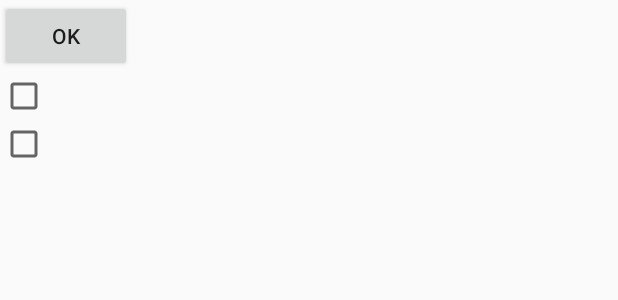
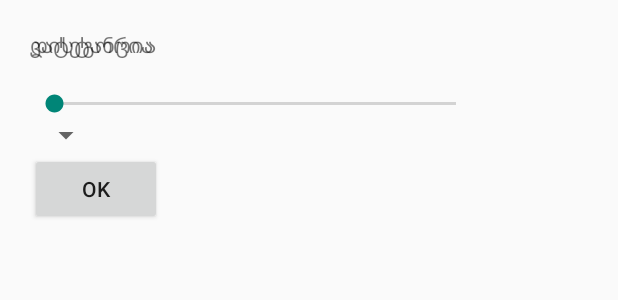
Before and after one commit to irakligeo/DAGS, an Android app: the layout filter_dialog_fragment.xml on its own in the app's theme, with its tools: preview values and no code run, on a phone screen of 412 x 824 dp. Shown: the top 300 px of the screen. Run offline under Robolectric (Android 15) with nearby library versions, the phone set to English and light mode, and no system bars; network calls fail.

```diff
--- a/app/src/main/java/geolab/dags/fragment/MapFragment.java
+++ b/app/src/main/java/geolab/dags/fragment/MapFragment.java
@@ -162,7 +162,7 @@ public class MapFragment extends android.support.v4.app.Fragment implements OnMa
 
 
 
-    private static HashMap<String,GraphiteItemModel> mMarkersHashMap;
+    public static HashMap<String,GraphiteItemModel> mMarkersHashMap;
 
 
     public class MarkerInfoWindowAdapter implements GoogleMap.InfoWindowAdapter
--- a/app/src/main/res/layout/filter_dialog_fragment.xml
+++ b/app/src/main/res/layout/filter_dialog_fragment.xml
@@ -6,27 +6,49 @@
     android:layout_height="match_parent">
 
     <RelativeLayout
+        android:padding="20dp"
         android:layout_width="wrap_content"
         android:layout_height="wrap_content">
 
-    <Button
-        android:id="@+id/button1"
-        android:layout_width="wrap_content"
-        android:layout_height="wrap_content"
-        android:text="ok"/>
 
-    <CheckBox
-        android:id="@+id/checkBox1"
-        android:layout_below="@+id/button1"
-        android:layout_width="wrap_content"
-        android:layout_height="wrap_content" />
+        <TextView
+            android:id="@+id/distanceTextView"
+            android:layout_width="wrap_content"
+            android:layout_height="wrap_content"
+            android:text="@string/distance"/>
 
-    <CheckBox
-        android:id="@+id/checkBox2"
-        android:layout_width="wrap_content"
-        android:layout_below="@+id/checkBox1"
-        android:layout_height="wrap_content" />
+        <SeekBar
+            android:layout_width="300dp"
+            android:layout_height="wrap_content"
+            android:id="@+id/seekBarDistance"
+            android:max="1000"
+            android:layout_below="@+id/distanceTextView"
+            android:layout_marginTop="20dp"
+            android:layout_gravity="center_horizontal|top" />
+
+        <TextView
+            android:id="@+id/categoryTextView"
+            android:layout_width="wrap_content"
+            android:layout_height="wrap_content"
+            android:text="@string/categoryTextView"/>
+
+        <Spinner
+            android:layout_width="wrap_content"
+            android:layout_height="wrap_content"
+            android:id="@+id/spinnerCategory"
+            android:layout_below="@+id/seekBarDistance"
+            android:layout_marginRight="87dp"
+            android:layout_marginEnd="87dp" />
+
+        <Button
+            android:id="@+id/button1"
+            android:layout_width="wrap_content"
+            android:layout_height="wrap_content"
+            android:layout_below="@+id/spinnerCategory"
+            android:text="ok"/>
 
     </RelativeLayout>
 
+
+
 </FrameLayout>
```
Also changed, not shown: app/src/main/java/geolab/dags/MainActivity.java (+71 -6 lines), app/src/main/res/values/strings.xml (+15 -0 lines).
